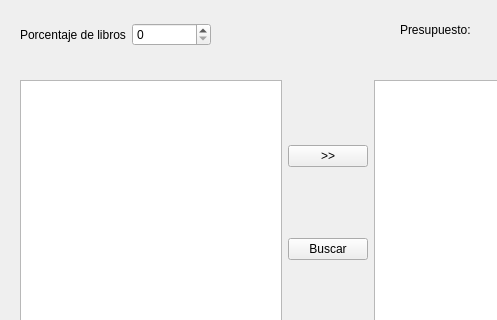
This is Visuales/Regla3.ui in josecl200/ProyectoLibrosProlog as Qt 5 draws it before an edit; both pictures show x 0 to 497 and y 0 to 320 of the 646 by 486 pixel window. The edited form follows.
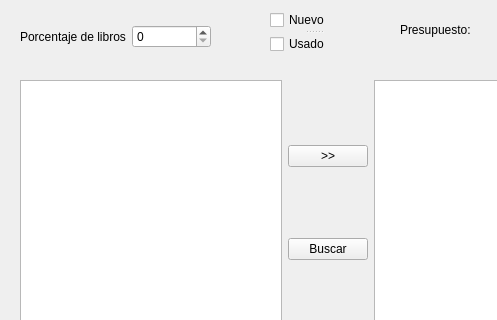
This is the edited form.

Diff of the .ui file:
```diff
--- a/Visuales/Regla3.ui
+++ b/Visuales/Regla3.ui
@@ -119,7 +119,7 @@
      <x>20</x>
      <y>20</y>
      <width>191</width>
-     <height>30</height>
+     <height>34</height>
     </rect>
    </property>
    <layout class="QHBoxLayout" name="horizontalLayout_2">
@@ -135,6 +135,29 @@
     </item>
    </layout>
   </widget>
+  <widget class="QSplitter" name="splitter">
+   <property name="geometry">
+    <rect>
+     <x>270</x>
+     <y>10</y>
+     <width>88</width>
+     <height>44</height>
+    </rect>
+   </property>
+   <property name="orientation">
+    <enum>Qt::Vertical</enum>
+   </property>
+   <widget class="QCheckBox" name="chkNuevo">
+    <property name="text">
+     <string>Nuevo</string>
+    </property>
+   </widget>
+   <widget class="QCheckBox" name="chkUsado">
+    <property name="text">
+     <string>Usado</string>
+    </property>
+   </widget>
+  </widget>
  </widget>
  <resources/>
  <connections>
```
